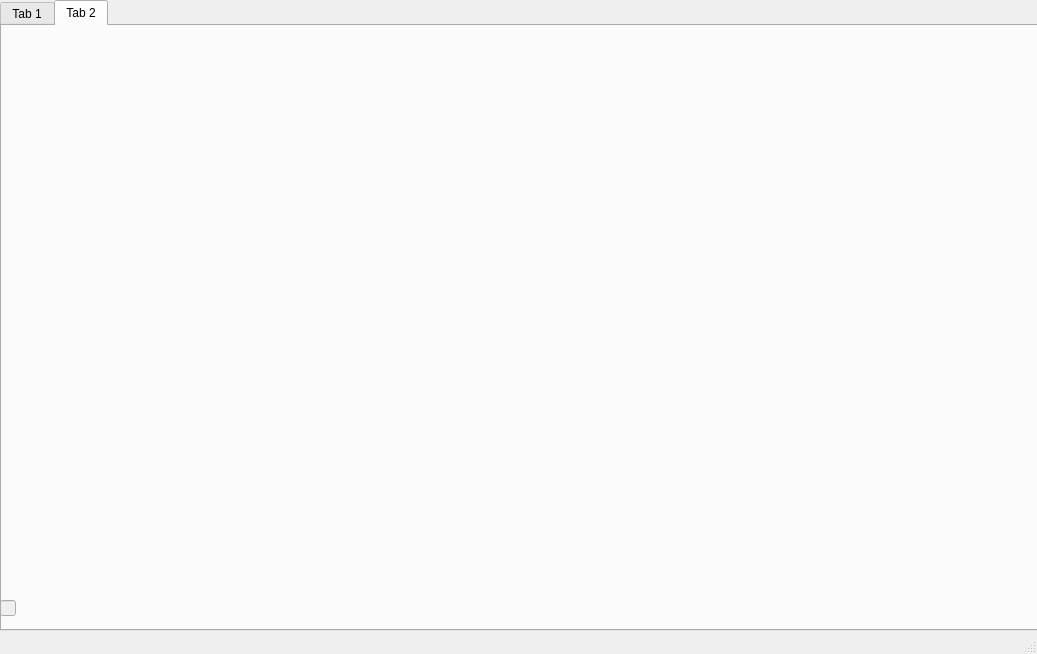
The window that mainwindow.ui (FirasJery/Olympic_games_2A15) describes before a commit, drawn with Qt 5.
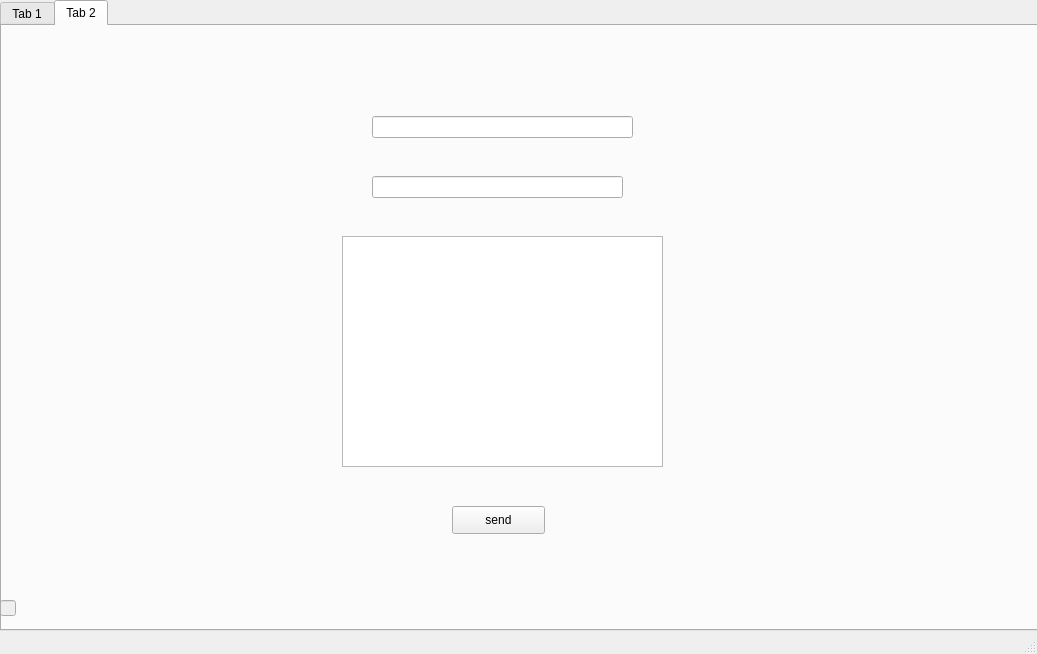
The same window after the commit. The open tabs and pages were chosen to show the change.

Patch:
```diff
--- a/mainwindow.ui
+++ b/mainwindow.ui
@@ -271,6 +271,49 @@
      <attribute name="title">
       <string>Tab 2</string>
      </attribute>
+     <widget class="QPlainTextEdit" name="plainO">
+      <property name="geometry">
+       <rect>
+        <x>340</x>
+        <y>210</y>
+        <width>321</width>
+        <height>231</height>
+       </rect>
+      </property>
+     </widget>
+     <widget class="QLineEdit" name="mailO">
+      <property name="geometry">
+       <rect>
+        <x>370</x>
+        <y>90</y>
+        <width>261</width>
+        <height>22</height>
+       </rect>
+      </property>
+     </widget>
+     <widget class="QLineEdit" name="objetO">
+      <property name="geometry">
+       <rect>
+        <x>370</x>
+        <y>150</y>
+        <width>251</width>
+        <height>22</height>
+       </rect>
+      </property>
+     </widget>
+     <widget class="QPushButton" name="pushsendO">
+      <property name="geometry">
+       <rect>
+        <x>450</x>
+        <y>480</y>
+        <width>93</width>
+        <height>28</height>
+       </rect>
+      </property>
+      <property name="text">
+       <string>send</string>
+      </property>
+     </widget>
     </widget>
    </widget>
    <widget class="QLineEdit" name="id">
```
Left out of the diff: 33 changed lines with no effect on the pictures.
